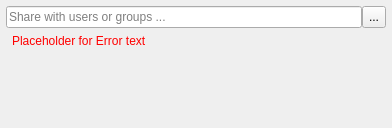
First picture: the form in src/gui/shareusergroupwidget.ui, repository yufish/desktop, before the edit.
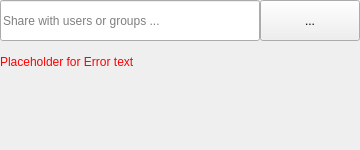
Second picture: the form after the edit.

Commit message: Adjust ui size Policy, width and height for share dialog and its elements.

What changed in the file:
```diff
--- a/src/gui/shareusergroupwidget.ui
+++ b/src/gui/shareusergroupwidget.ui
@@ -6,43 +6,49 @@
    <rect>
     <x>0</x>
     <y>0</y>
-    <width>380</width>
-    <height>126</height>
+    <width>360</width>
+    <height>150</height>
    </rect>
   </property>
   <property name="sizePolicy">
-   <sizepolicy hsizetype="MinimumExpanding" vsizetype="Minimum">
+   <sizepolicy hsizetype="Minimum" vsizetype="Minimum">
     <horstretch>0</horstretch>
     <verstretch>0</verstretch>
    </sizepolicy>
   </property>
   <property name="minimumSize">
    <size>
-    <width>380</width>
+    <width>360</width>
     <height>0</height>
    </size>
   </property>
+  <property name="maximumSize">
+   <size>
+    <width>16777215</width>
+    <height>16777215</height>
+   </size>
+  </property>
   <property name="windowTitle">
    <string>Share NewDocument.odt</string>
   </property>
-  <layout class="QVBoxLayout" name="verticalLayout">
+  <layout class="QVBoxLayout" name="verticalLayout" stretch="0,0,0">
    <property name="spacing">
-    <number>6</number>
+    <number>0</number>
    </property>
    <property name="sizeConstraint">
     <enum>QLayout::SetMinimumSize</enum>
    </property>
    <property name="leftMargin">
-    <number>6</number>
+    <number>0</number>
    </property>
    <property name="topMargin">
-    <number>6</number>
+    <number>0</number>
    </property>
    <property name="rightMargin">
-    <number>6</number>
+    <number>0</number>
    </property>
    <property name="bottomMargin">
-    <number>6</number>
+    <number>0</number>
    </property>
    <item>
     <layout class="QHBoxLayout" name="shareeHorizontalLayout" stretch="0,0">
@@ -74,10 +80,16 @@
        </property>
        <property name="minimumSize">
         <size>
-         <width>348</width>
+         <width>260</width>
          <height>0</height>
         </size>
        </property>
+       <property name="maximumSize">
+        <size>
+         <width>16777215</width>
+         <height>16777215</height>
+        </size>
+       </property>
        <property name="placeholderText">
         <string>Share with users or groups ...</string>
        </property>
@@ -86,17 +98,23 @@
      <item>
       <widget class="QToolButton" name="permissionToolButton">
        <property name="sizePolicy">
-        <sizepolicy hsizetype="Maximum" vsizetype="Minimum">
+        <sizepolicy hsizetype="Minimum" vsizetype="Minimum">
          <horstretch>0</horstretch>
          <verstretch>0</verstretch>
         </sizepolicy>
        </property>
        <property name="minimumSize">
         <size>
-         <width>0</width>
+         <width>100</width>
          <height>0</height>
         </size>
        </property>
+       <property name="maximumSize">
+        <size>
+         <width>16777215</width>
+         <height>16777215</height>
+        </size>
+       </property>
        <property name="text">
         <string>...</string>
        </property>
@@ -113,11 +131,23 @@
    <item>
     <widget class="QLabel" name="errorLabel">
      <property name="sizePolicy">
-      <sizepolicy hsizetype="Minimum" vsizetype="Preferred">
+      <sizepolicy hsizetype="Minimum" vsizetype="Minimum">
        <horstretch>0</horstretch>
        <verstretch>0</verstretch>
       </sizepolicy>
      </property>
+     <property name="minimumSize">
+      <size>
+       <width>360</width>
+       <height>0</height>
+      </size>
+     </property>
+     <property name="maximumSize">
+      <size>
+       <width>16777215</width>
+       <height>16777215</height>
+      </size>
+     </property>
      <property name="palette">
       <palette>
        <active>
@@ -155,6 +185,9 @@
        </disabled>
       </palette>
      </property>
+     <property name="lineWidth">
+      <number>0</number>
+     </property>
      <property name="text">
       <string notr="true">Placeholder for Error text</string>
      </property>
@@ -165,10 +198,10 @@
       <bool>true</bool>
      </property>
      <property name="margin">
-      <number>6</number>
+      <number>5</number>
      </property>
      <property name="indent">
-      <number>6</number>
+      <number>0</number>
      </property>
     </widget>
    </item>
@@ -182,10 +215,16 @@
      </property>
      <property name="minimumSize">
       <size>
-       <width>0</width>
+       <width>360</width>
        <height>0</height>
       </size>
      </property>
+     <property name="maximumSize">
+      <size>
+       <width>16777215</width>
+       <height>16777215</height>
+      </size>
+     </property>
      <property name="frameShape">
       <enum>QFrame::NoFrame</enum>
      </property>
@@ -199,20 +238,20 @@
       <enum>Qt::ScrollBarAlwaysOff</enum>
      </property>
      <property name="sizeAdjustPolicy">
-      <enum>QAbstractScrollArea::AdjustToContents</enum>
+      <enum>QAbstractScrollArea::AdjustIgnored</enum>
      </property>
      <property name="widgetResizable">
       <bool>false</bool>
      </property>
      <property name="alignment">
-      <set>Qt::AlignCenter</set>
+      <set>Qt::AlignLeading|Qt::AlignLeft|Qt::AlignTop</set>
      </property>
      <widget class="QWidget" name="scrollAreaWidgetContents">
       <property name="geometry">
        <rect>
         <x>0</x>
         <y>0</y>
-        <width>380</width>
+        <width>360</width>
         <height>44</height>
        </rect>
       </property>
@@ -224,25 +263,34 @@
       </property>
       <property name="minimumSize">
        <size>
-        <width>380</width>
+        <width>360</width>
         <height>0</height>
        </size>
       </property>
+      <property name="maximumSize">
+       <size>
+        <width>16777215</width>
+        <height>16777215</height>
+       </size>
+      </property>
       <layout class="QVBoxLayout" name="verticalLayout_3">
+       <property name="spacing">
+        <number>0</number>
+       </property>
        <property name="sizeConstraint">
         <enum>QLayout::SetMinimumSize</enum>
        </property>
        <property name="leftMargin">
-        <number>6</number>
+        <number>0</number>
        </property>
        <property name="topMargin">
-        <number>6</number>
+        <number>0</number>
        </property>
        <property name="rightMargin">
-        <number>6</number>
+        <number>0</number>
        </property>
        <property name="bottomMargin">
-        <number>6</number>
+        <number>0</number>
        </property>
       </layout>
      </widget>
```
The commit also changes 6 other files.
